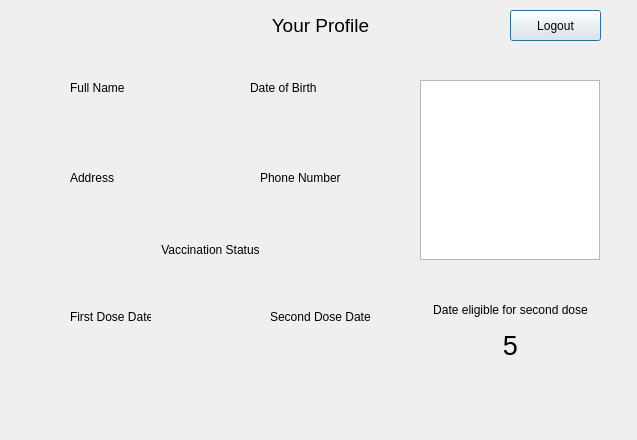
First picture: the form in user_profile.ui, repository OmriWebber/CovidApp, before the edit.
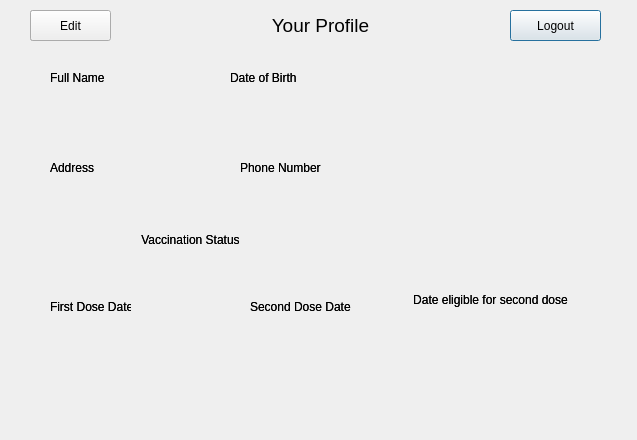
Second picture: the form after the edit.

Commit message: added qr code functionality and user edit layout

Patch:
```diff
--- a/user_profile.ui
+++ b/user_profile.ui
@@ -34,11 +34,382 @@
     <set>Qt::AlignCenter</set>
    </property>
   </widget>
+  <widget class="QPushButton" name="pushButton_logout">
+   <property name="geometry">
+    <rect>
+     <x>510</x>
+     <y>10</y>
+     <width>91</width>
+     <height>31</height>
+    </rect>
+   </property>
+   <property name="text">
+    <string>Logout</string>
+   </property>
+  </widget>
+  <widget class="QPushButton" name="pushButton_edit">
+   <property name="geometry">
+    <rect>
+     <x>30</x>
+     <y>10</y>
+     <width>81</width>
+     <height>31</height>
+    </rect>
+   </property>
+   <property name="text">
+    <string>Edit</string>
+   </property>
+  </widget>
+  <widget class="QGroupBox" name="groupBox_edit">
+   <property name="geometry">
+    <rect>
+     <x>40</x>
+     <y>40</y>
+     <width>551</width>
+     <height>371</height>
+    </rect>
+   </property>
+   <property name="styleSheet">
+    <string notr="true">border:none;
+color:black;</string>
+   </property>
+   <property name="title">
+    <string/>
+   </property>
+   <widget class="QLabel" name="label_fullname_2">
+    <property name="geometry">
+     <rect>
+      <x>10</x>
+      <y>30</y>
+      <width>61</width>
+      <height>16</height>
+     </rect>
+    </property>
+    <property name="text">
+     <string>Full Name</string>
+    </property>
+   </widget>
+   <widget class="QLabel" name="user_phone_2">
+    <property name="geometry">
+     <rect>
+      <x>200</x>
+      <y>140</y>
+      <width>141</width>
+      <height>16</height>
+     </rect>
+    </property>
+    <property name="font">
+     <font>
+      <pointsize>12</pointsize>
+     </font>
+    </property>
+    <property name="text">
+     <string/>
+    </property>
+   </widget>
+   <widget class="QLabel" name="label_dob_2">
+    <property name="geometry">
+     <rect>
+      <x>190</x>
+      <y>30</y>
+      <width>81</width>
+      <height>16</height>
+     </rect>
+    </property>
+    <property name="text">
+     <string>Date of Birth</string>
+    </property>
+   </widget>
+   <widget class="QLabel" name="user_dob_2">
+    <property name="geometry">
+     <rect>
+      <x>190</x>
+      <y>50</y>
+      <width>141</width>
+      <height>16</height>
+     </rect>
+    </property>
+    <property name="font">
+     <font>
+      <pointsize>12</pointsize>
+     </font>
+    </property>
+    <property name="text">
+     <string/>
+    </property>
+   </widget>
+   <widget class="QLabel" name="label_address_3">
+    <property name="geometry">
+     <rect>
+      <x>10</x>
+      <y>120</y>
+      <width>81</width>
+      <height>16</height>
+     </rect>
+    </property>
+    <property name="text">
+     <string>Address</string>
+    </property>
+   </widget>
+   <widget class="QLabel" name="user_address_2">
+    <property name="geometry">
+     <rect>
+      <x>10</x>
+      <y>140</y>
+      <width>141</width>
+      <height>16</height>
+     </rect>
+    </property>
+    <property name="font">
+     <font>
+      <pointsize>12</pointsize>
+     </font>
+    </property>
+    <property name="text">
+     <string/>
+    </property>
+   </widget>
+   <widget class="QLabel" name="user_fullname_2">
+    <property name="geometry">
+     <rect>
+      <x>10</x>
+      <y>50</y>
+      <width>141</width>
+      <height>16</height>
+     </rect>
+    </property>
+    <property name="font">
+     <font>
+      <pointsize>12</pointsize>
+     </font>
+    </property>
+    <property name="text">
+     <string/>
+    </property>
+   </widget>
+   <widget class="QLabel" name="label_phone_2">
+    <property name="geometry">
+     <rect>
+      <x>200</x>
+      <y>120</y>
+      <width>81</width>
+      <height>16</height>
+     </rect>
+    </property>
+    <property name="text">
+     <string>Phone Number</string>
+    </property>
+   </widget>
+   <widget class="QLabel" name="user_vaxStatus_2">
+    <property name="geometry">
+     <rect>
+      <x>80</x>
+      <y>210</y>
+      <width>141</width>
+      <height>16</height>
+     </rect>
+    </property>
+    <property name="font">
+     <font>
+      <pointsize>12</pointsize>
+     </font>
+    </property>
+    <property name="text">
+     <string/>
+    </property>
+    <property name="alignment">
+     <set>Qt::AlignCenter</set>
+    </property>
+   </widget>
+   <widget class="QGroupBox" name="VaxDates_2">
+    <property name="geometry">
+     <rect>
+      <x>0</x>
+      <y>249</y>
+      <width>331</width>
+      <height>81</height>
+     </rect>
+    </property>
+    <property name="font">
+     <font>
+      <kerning>true</kerning>
+     </font>
+    </property>
+    <property name="styleSheet">
+     <string notr="true">border:none;
+color:black;</string>
+    </property>
+    <property name="title">
+     <string/>
+    </property>
+    <widget class="QLabel" name="label_firstDose_2">
+     <property name="geometry">
+      <rect>
+       <x>10</x>
+       <y>10</y>
+       <width>81</width>
+       <height>16</height>
+      </rect>
+     </property>
+     <property name="text">
+      <string>First Dose Date</string>
+     </property>
+    </widget>
+    <widget class="QLabel" name="label_secondDose_2">
+     <property name="geometry">
+      <rect>
+       <x>210</x>
+       <y>10</y>
+       <width>101</width>
+       <height>16</height>
+      </rect>
+     </property>
+     <property name="text">
+      <string>Second Dose Date</string>
+     </property>
+    </widget>
+    <widget class="QLabel" name="user_firstDoseDate_2">
+     <property name="geometry">
+      <rect>
+       <x>10</x>
+       <y>30</y>
+       <width>111</width>
+       <height>21</height>
+      </rect>
+     </property>
+     <property name="font">
+      <font>
+       <pointsize>12</pointsize>
+      </font>
+     </property>
+     <property name="text">
+      <string/>
+     </property>
+    </widget>
+    <widget class="QLabel" name="user_secondDoseDate_2">
+     <property name="geometry">
+      <rect>
+       <x>210</x>
+       <y>30</y>
+       <width>111</width>
+       <height>21</height>
+      </rect>
+     </property>
+     <property name="font">
+      <font>
+       <pointsize>12</pointsize>
+      </font>
+     </property>
+     <property name="text">
+      <string/>
+     </property>
+    </widget>
+   </widget>
+   <widget class="QLabel" name="label_address_4">
+    <property name="geometry">
+     <rect>
+      <x>90</x>
+      <y>190</y>
+      <width>121</width>
+      <height>20</height>
+     </rect>
+    </property>
+    <property name="text">
+     <string>Vaccination Status</string>
+    </property>
+    <property name="alignment">
+     <set>Qt::AlignCenter</set>
+    </property>
+   </widget>
+   <widget class="QGroupBox" name="vaxEligibility_2">
+    <property name="geometry">
+     <rect>
+      <x>370</x>
+      <y>240</y>
+      <width>161</width>
+      <height>101</height>
+     </rect>
+    </property>
+    <property name="styleSheet">
+     <string notr="true">border:none;
+color:black;</string>
+    </property>
+    <property name="title">
+     <string/>
+    </property>
+    <widget class="QLabel" name="label_5">
+     <property name="geometry">
+      <rect>
+       <x>-10</x>
+       <y>10</y>
+       <width>181</width>
+       <height>20</height>
+      </rect>
+     </property>
+     <property name="text">
+      <string>Date eligible for second dose</string>
+     </property>
+     <property name="alignment">
+      <set>Qt::AlignCenter</set>
+     </property>
+    </widget>
+    <widget class="QLabel" name="label_eligibleDate_2">
+     <property name="geometry">
+      <rect>
+       <x>0</x>
+       <y>40</y>
+       <width>161</width>
+       <height>31</height>
+      </rect>
+     </property>
+     <property name="font">
+      <font>
+       <pointsize>20</pointsize>
+      </font>
+     </property>
+     <property name="text">
+      <string/>
+     </property>
+     <property name="alignment">
+      <set>Qt::AlignCenter</set>
+     </property>
+    </widget>
+   </widget>
+   <widget class="QLabel" name="label_qrcode_2">
+    <property name="geometry">
+     <rect>
+      <x>360</x>
+      <y>20</y>
+      <width>181</width>
+      <height>181</height>
+     </rect>
+    </property>
+    <property name="text">
+     <string/>
+    </property>
+   </widget>
+  </widget>
+  <widget class="QGroupBox" name="groupBox">
+   <property name="geometry">
+    <rect>
+     <x>40</x>
+     <y>50</y>
+     <width>551</width>
+     <height>351</height>
+    </rect>
+   </property>
+   <property name="styleSheet">
+    <string notr="true">border:none;
+color:black;</string>
+   </property>
+   <property name="title">
+    <string/>
+   </property>
   <widget class="QLabel" name="label_fullname">
    <property name="geometry">
     <rect>
-     <x>70</x>
-     <y>80</y>
+      <x>10</x>
+      <y>20</y>
      <width>61</width>
      <height>16</height>
     </rect>
@@ -47,29 +418,11 @@
     <string>Full Name</string>
    </property>
   </widget>
-  <widget class="QLabel" name="user_fullname">
+   <widget class="QLabel" name="user_phone">
    <property name="geometry">
     <rect>
-     <x>70</x>
-     <y>100</y>
-     <width>141</width>
-     <height>16</height>
-    </rect>
-   </property>
-   <property name="font">
-    <font>
-     <pointsize>12</pointsize>
-    </font>
-   </property>
-   <property name="text">
-    <string/>
-   </property>
-  </widget>
-  <widget class="QLabel" name="user_dob">
-   <property name="geometry">
-    <rect>
-     <x>250</x>
-     <y>100</y>
+      <x>200</x>
+      <y>130</y>
      <width>141</width>
      <height>16</height>
     </rect>
@@ -86,8 +439,8 @@
   <widget class="QLabel" name="label_dob">
    <property name="geometry">
     <rect>
-     <x>250</x>
-     <y>80</y>
+      <x>190</x>
+      <y>20</y>
      <width>81</width>
      <height>16</height>
     </rect>
@@ -96,11 +449,11 @@
     <string>Date of Birth</string>
    </property>
   </widget>
-  <widget class="QLabel" name="user_address">
+   <widget class="QLabel" name="user_dob">
    <property name="geometry">
     <rect>
-     <x>70</x>
-     <y>190</y>
+      <x>190</x>
+      <y>40</y>
      <width>141</width>
      <height>16</height>
     </rect>
@@ -117,8 +470,8 @@
   <widget class="QLabel" name="label_address">
    <property name="geometry">
     <rect>
-     <x>70</x>
-     <y>170</y>
+      <x>10</x>
+      <y>110</y>
      <width>81</width>
      <height>16</height>
     </rect>
@@ -127,11 +480,47 @@
     <string>Address</string>
    </property>
   </widget>
+   <widget class="QLabel" name="user_fullname">
+    <property name="geometry">
+     <rect>
+      <x>10</x>
+      <y>40</y>
+      <width>141</width>
+      <height>16</height>
+     </rect>
+    </property>
+    <property name="font">
+     <font>
+      <pointsize>12</pointsize>
+     </font>
+    </property>
+    <property name="text">
+     <string/>
+    </property>
+   </widget>
+   <widget class="QLabel" name="user_address">
+    <property name="geometry">
+     <rect>
+      <x>10</x>
+      <y>130</y>
+      <width>141</width>
+      <height>16</height>
+     </rect>
+    </property>
+    <property name="font">
+     <font>
+      <pointsize>12</pointsize>
+     </font>
+    </property>
+    <property name="text">
+     <string/>
+    </property>
+   </widget>
   <widget class="QLabel" name="label_phone">
    <property name="geometry">
     <rect>
-     <x>260</x>
-     <y>170</y>
+      <x>200</x>
+      <y>110</y>
      <width>81</width>
      <height>16</height>
     </rect>
@@ -140,66 +529,11 @@
     <string>Phone Number</string>
    </property>
   </widget>
-  <widget class="QLabel" name="user_phone">
-   <property name="geometry">
-    <rect>
-     <x>260</x>
-     <y>190</y>
-     <width>141</width>
-     <height>16</height>
-    </rect>
-   </property>
-   <property name="font">
-    <font>
-     <pointsize>12</pointsize>
-    </font>
-   </property>
-   <property name="text">
-    <string/>
-   </property>
-  </widget>
-  <widget class="QLabel" name="label_address_2">
-   <property name="geometry">
-    <rect>
-     <x>150</x>
-     <y>240</y>
-     <width>121</width>
-     <height>20</height>
-    </rect>
-   </property>
-   <property name="text">
-    <string>Vaccination Status</string>
-   </property>
-   <property name="alignment">
-    <set>Qt::AlignCenter</set>
-   </property>
-  </widget>
-  <widget class="QLabel" name="user_vaxStatus">
-   <property name="geometry">
-    <rect>
-     <x>140</x>
-     <y>260</y>
-     <width>141</width>
-     <height>16</height>
-    </rect>
-   </property>
-   <property name="font">
-    <font>
-     <pointsize>12</pointsize>
-    </font>
-   </property>
-   <property name="text">
-    <string/>
-   </property>
-   <property name="alignment">
-    <set>Qt::AlignCenter</set>
-   </property>
-  </widget>
   <widget class="QGroupBox" name="VaxDates">
    <property name="geometry">
     <rect>
-     <x>60</x>
-     <y>299</y>
+      <x>0</x>
+      <y>239</y>
      <width>331</width>
      <height>81</height>
     </rect>
@@ -279,34 +613,48 @@
     </property>
    </widget>
   </widget>
-  <widget class="QPushButton" name="pushButton">
+   <widget class="QLabel" name="user_vaxStatus">
    <property name="geometry">
     <rect>
-     <x>510</x>
-     <y>10</y>
-     <width>91</width>
-     <height>31</height>
-    </rect>
-   </property>
+      <x>80</x>
+      <y>200</y>
+      <width>141</width>
+      <height>16</height>
+     </rect>
+    </property>
+    <property name="font">
+     <font>
+      <pointsize>12</pointsize>
+     </font>
+    </property>
    <property name="text">
-    <string>Logout</string>
-   </property>
-  </widget>
-  <widget class="QGraphicsView" name="graphicsView">
+     <string/>
+    </property>
+    <property name="alignment">
+     <set>Qt::AlignCenter</set>
+    </property>
+   </widget>
+   <widget class="QLabel" name="label_address_2">
    <property name="geometry">
     <rect>
-     <x>420</x>
-     <y>80</y>
-     <width>180</width>
-     <height>180</height>
-    </rect>
-   </property>
+      <x>90</x>
+      <y>180</y>
+      <width>121</width>
+      <height>20</height>
+     </rect>
+    </property>
+    <property name="text">
+     <string>Vaccination Status</string>
+    </property>
+    <property name="alignment">
+     <set>Qt::AlignCenter</set>
+    </property>
   </widget>
   <widget class="QGroupBox" name="vaxEligibility">
    <property name="geometry">
     <rect>
-     <x>430</x>
-     <y>290</y>
+      <x>370</x>
+      <y>230</y>
      <width>161</width>
      <height>101</height>
     </rect>
@@ -349,13 +697,46 @@
      </font>
     </property>
     <property name="text">
-     <string>5</string>
+      <string/>
     </property>
     <property name="alignment">
      <set>Qt::AlignCenter</set>
     </property>
    </widget>
   </widget>
+   <widget class="QLabel" name="label_qrcode">
+    <property name="geometry">
+     <rect>
+      <x>360</x>
+      <y>10</y>
+      <width>181</width>
+      <height>181</height>
+     </rect>
+    </property>
+    <property name="text">
+     <string/>
+    </property>
+   </widget>
+  </widget>
+  <widget class="QPushButton" name="pushButton_finishEdit">
+   <property name="geometry">
+    <rect>
+     <x>30</x>
+     <y>10</y>
+     <width>80</width>
+     <height>31</height>
+    </rect>
+   </property>
+   <property name="text">
+    <string>Finish Editing</string>
+   </property>
+  </widget>
+  <zorder>groupBox</zorder>
+  <zorder>pushButton_finishEdit</zorder>
+  <zorder>label_title</zorder>
+  <zorder>pushButton_logout</zorder>
+  <zorder>pushButton_edit</zorder>
+  <zorder>groupBox_edit</zorder>
  </widget>
  <resources/>
  <connections/>
```
Left out of the diff: 2 changed lines with no effect on the pictures. Lines whose indentation alone changed are shown as unchanged. The commit also changes 10 other files.
